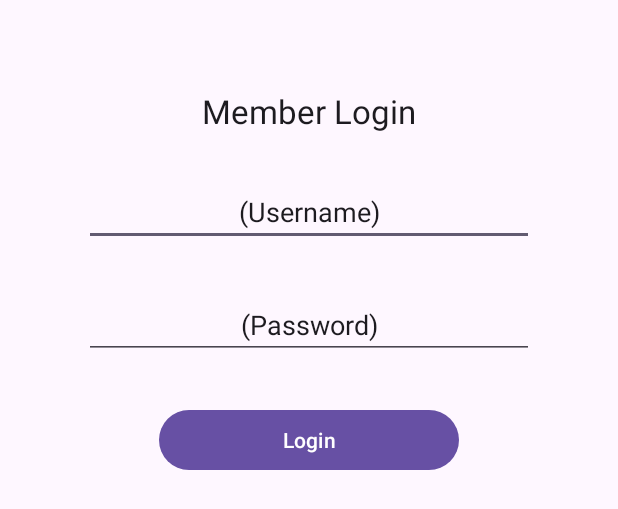
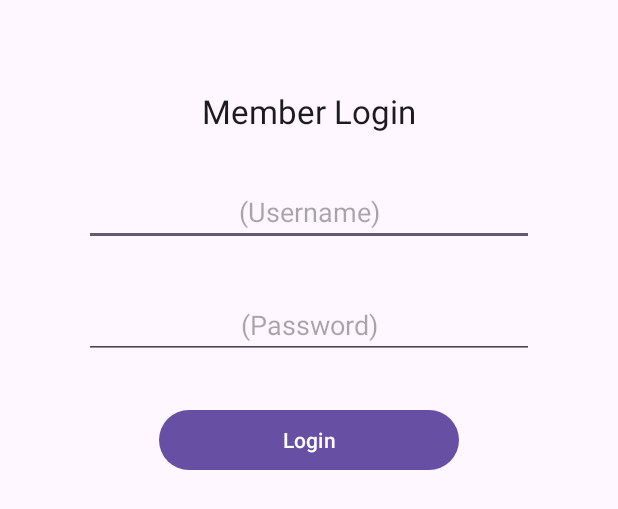
Before and after one commit to SEG2105BC-uOttawa/seg2105f23-project_grp_42, an Android app: the layout activity_login.xml on its own in the app's theme, with its tools: preview values and no code run, on a phone screen of 412 x 824 dp. Shown: the top 509 px of the screen. Run offline under Robolectric (Android 15) with nearby library versions, the phone set to English and light mode, and no system bars; Roboto replaces fonts that are not available here.

Commit message:
finished the redirection for all the pages, finished the login fields and whatnot, and more

```diff
--- a/app/src/main/AndroidManifest.xml
+++ b/app/src/main/AndroidManifest.xml
@@ -16,7 +16,7 @@
             android:name=".WelcomeScreen"
             android:exported="false" />
         <activity
-            android:name=".activity_login"
+            android:name=".LoginActivity"
             android:exported="false" />
         <activity
             android:name=".MainActivity"
--- a/app/src/main/java/com/example/cyclingclub/Administrator.java
+++ b/app/src/main/java/com/example/cyclingclub/Administrator.java
@@ -13,9 +13,6 @@ public class Administrator extends User{
 
     //create a constructor with the array list of the events
     public Administrator() {
-        this.username = "admin";
-        this.password = "admin";
-        this.role = "admin";
         events = new ArrayList<Event>();
     }
 
--- a/app/src/main/res/layout/activity_login.xml
+++ b/app/src/main/res/layout/activity_login.xml
@@ -5,7 +5,7 @@
     android:layout_width="wrap_content"
     android:layout_height="wrap_content"
     android:orientation="vertical"
-    tools:context=".activity_login">
+    tools:context=".LoginActivity">
 
     <LinearLayout
         android:layout_width="match_parent"
@@ -17,7 +17,7 @@
             android:layout_height="59dp" />
 
         <TextView
-            android:id="@+id/textView"
+            android:id="@+id/memberLoginHeader"
             android:layout_width="match_parent"
             android:layout_height="wrap_content"
             android:gravity="center"
@@ -29,35 +29,35 @@
             android:layout_height="30dp" />
 
         <EditText
-            android:id="@+id/editTextText2"
+            android:id="@+id/textUsernameField"
             android:layout_width="300dp"
             android:layout_height="wrap_content"
             android:layout_gravity="center"
             android:ems="10"
             android:gravity="center"
             android:inputType="text"
-            android:text="@string/username_hint" />
+            android:hint="@string/username_hint" />
 
         <Space
             android:layout_width="match_parent"
             android:layout_height="30dp" />
 
         <EditText
-            android:id="@+id/editTextText"
+            android:id="@+id/textPasswordField"
             android:layout_width="300dp"
             android:layout_height="wrap_content"
             android:layout_gravity="center"
             android:ems="10"
             android:gravity="center"
-            android:inputType="text"
-            android:text="@string/password_hint" />
+            android:inputType="textPassword"
+            android:hint="@string/password_hint" />
 
         <Space
             android:layout_width="match_parent"
             android:layout_height="30dp" />
 
         <Button
-            android:id="@+id/button"
+            android:id="@+id/btnLogin"
             android:layout_width="200dp"
             android:layout_height="wrap_content"
             android:layout_gravity="center"
--- a/app/src/main/res/values/strings.xml
+++ b/app/src/main/res/values/strings.xml
@@ -7,4 +7,5 @@
     <string name="username_hint">(Username)</string>
     <string name="password_hint">(Password)</string>
     <string name="login_final">Login</string>
+    <string name="invalid_login_credentials">Invalid login credentials</string>
 </resources>
```
Also changed, not shown: app/src/main/java/com/example/cyclingclub/LoginActivity.java (added, +52 -0 lines), app/src/main/java/com/example/cyclingclub/MainActivity.java (+9 -0 lines), app/src/main/java/com/example/cyclingclub/activity_login.java (deleted, +0 -13 lines), app/src/main/res/layout/activity_main.xml (+4 -4 lines).
